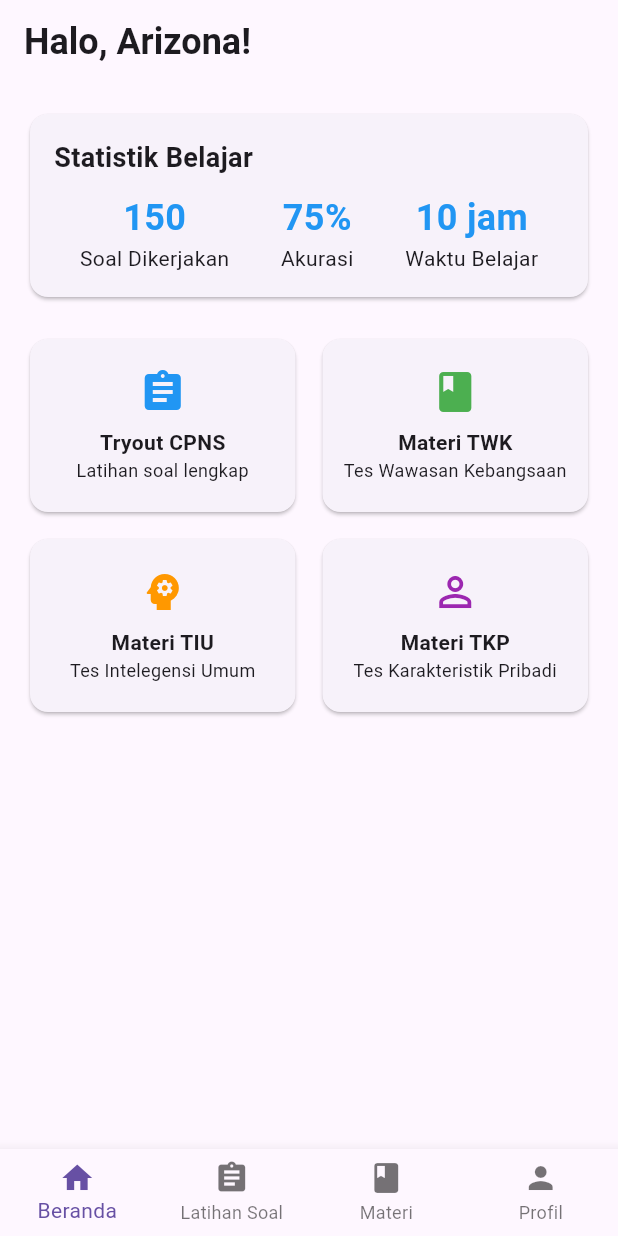
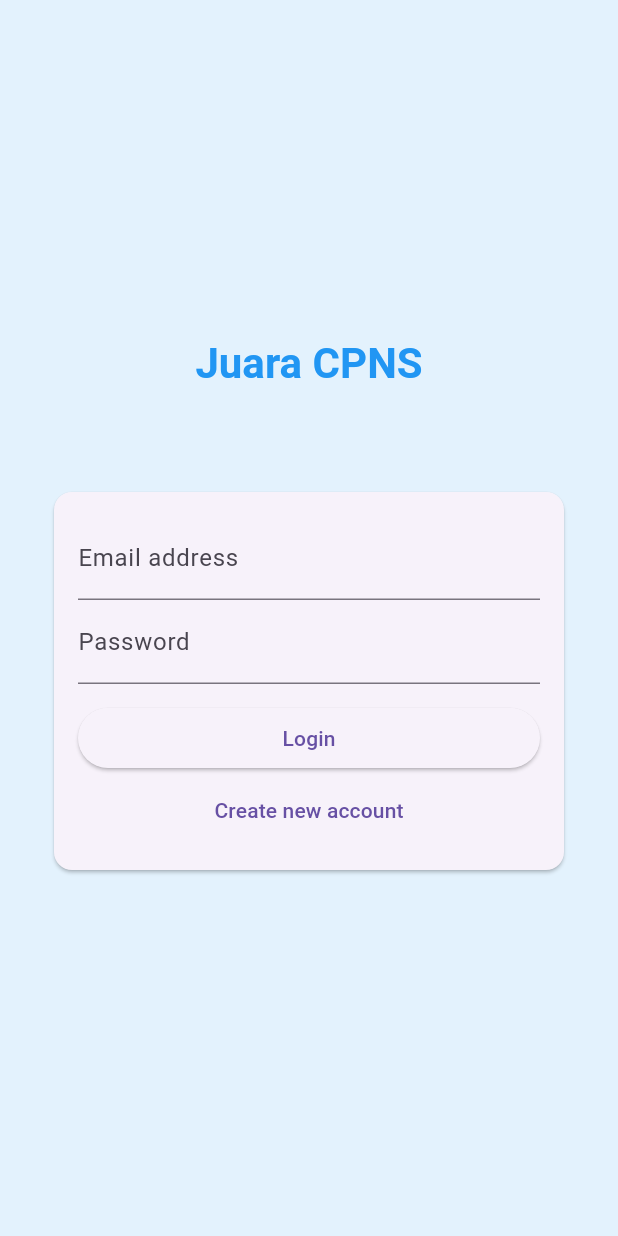
Before and after one commit to arizonaadipradana/juara_cpns, a Flutter app: the screen it shows after launch, on a phone screen of 412 x 824 dp. Run offline on Flutter 3.47's test engine with Material 3 defaults, Android fonts, the phone set to English and light mode, and no system bars; our stand-ins replace cloud_firestore, firebase_auth, firebase_core; accounts and stored records are empty; generated files the repository leaves out were written again.

Commit message:
Add authentication screen and integrate Firebase authentication

```diff
--- a/lib/main.dart
+++ b/lib/main.dart
@@ -1,8 +1,16 @@
 import 'package:flutter/material.dart';
+import 'package:juara_cpns/screens/auth_screen.dart';
 import 'package:juara_cpns/screens/home_screen.dart';
 import 'package:juara_cpns/screens/profile_screen.dart';
+import 'package:firebase_core/firebase_core.dart';
+import 'package:firebase_auth/firebase_auth.dart';
+import 'firebase_options.dart';
 
-void main() {
+void main() async {
+  WidgetsFlutterBinding.ensureInitialized();
+  await Firebase.initializeApp(
+    options: DefaultFirebaseOptions.currentPlatform,
+  );
   runApp(const JuaraCPNSApp());
 }
 
@@ -17,7 +25,15 @@ class JuaraCPNSApp extends StatelessWidget {
         primarySwatch: Colors.blue,
         visualDensity: VisualDensity.adaptivePlatformDensity,
       ),
-      home: const MainScreen(),
+      home: StreamBuilder(
+        stream: FirebaseAuth.instance.authStateChanges(),
+        builder: (ctx, snapshot) {
+          if (snapshot.hasData) {
+            return const MainScreen();
+          }
+          return const AuthScreen();
+        },
+      ),
     );
   }
 }
--- /dev/null
+++ b/lib/screens/auth_screen.dart
@@ -0,0 +1,185 @@
+import 'package:flutter/material.dart';
+import 'package:firebase_auth/firebase_auth.dart';
+import 'package:cloud_firestore/cloud_firestore.dart';
+import 'package:juara_cpns/main.dart';
+
+class AuthScreen extends StatefulWidget {
+  const AuthScreen({super.key});
+
+  @override
+  State<AuthScreen> createState() => _AuthScreenState();
+}
+
+class _AuthScreenState extends State<AuthScreen> {
+  final _auth = FirebaseAuth.instance;
+  final _formKey = GlobalKey<FormState>();
+  var _isLogin = true;
+  var _isLoading = false;
+  String _email = '';
+  String _password = '';
+  String _username = '';
+
+  void _submit() async {
+    final isValid = _formKey.currentState!.validate();
+    if (!isValid) return;
+
+    _formKey.currentState!.save();
+    setState(() => _isLoading = true);
+
+    try {
+      if (_isLogin) {
+        // Login
+        final userCredential = await _auth.signInWithEmailAndPassword(
+          email: _email,
+          password: _password,
+        );
+      } else {
+        // Sign up
+        final userCredential = await _auth.createUserWithEmailAndPassword(
+          email: _email,
+          password: _password,
+        );
+
+        // Create user profile in Firestore
+        await FirebaseFirestore.instance
+            .collection('users')
+            .doc(userCredential.user!.uid)
+            .set({
+          'username': _username,
+          'email': _email,
+          'createdAt': Timestamp.now(),
+        });
+      }
+
+      // Navigate to main screen on success
+      if (mounted) {
+        Navigator.of(context).pushReplacement(
+          MaterialPageRoute(builder: (ctx) => const MainScreen()),
+        );
+      }
+    } on FirebaseAuthException catch (error) {
+      ScaffoldMessenger.of(context).showSnackBar(
+        SnackBar(
+          content: Text(error.message ?? 'Authentication failed'),
+          backgroundColor: Theme.of(context).colorScheme.error,
+        ),
+      );
+    } finally {
+      if (mounted) {
+        setState(() => _isLoading = false);
+      }
+    }
+  }
+
+  @override
+  Widget build(BuildContext context) {
+    return Scaffold(
+      backgroundColor: Colors.blue[50],
+      body: Center(
+        child: SingleChildScrollView(
+          padding: const EdgeInsets.all(16),
+          child: Column(
+            mainAxisAlignment: MainAxisAlignment.center,
+            children: [
+              // Logo or App Name
+              Text(
+                'Juara CPNS',
+                style: Theme.of(context).textTheme.headlineMedium?.copyWith(
+                  color: Colors.blue,
+                  fontWeight: FontWeight.bold,
+                ),
+              ),
+              const SizedBox(height: 48),
+              // Auth Form
+              Card(
+                margin: const EdgeInsets.all(20),
+                child: Padding(
+                  padding: const EdgeInsets.all(16),
+                  child: Form(
+                    key: _formKey,
+                    child: Column(
+                      mainAxisSize: MainAxisSize.min,
+                      children: [
+                        if (!_isLogin)
+                          TextFormField(
+                            key: const ValueKey('username'),
+                            validator: (value) {
+                              if (value == null || value.length < 4) {
+                                return 'Please enter at least 4 characters';
+                              }
+                              return null;
+                            },
+                            decoration: const InputDecoration(
+                              labelText: 'Username',
+                            ),
+                            onSaved: (value) {
+                              _username = value ?? '';
+                            },
+                          ),
+                        TextFormField(
+                          key: const ValueKey('email'),
+                          validator: (value) {
+                            if (value == null ||
+                                value.isEmpty ||
+                                !value.contains('@')) {
+                              return 'Please enter a valid email address';
+                            }
+                            return null;
+                          },
+                          keyboardType: TextInputType.emailAddress,
+                          decoration: const InputDecoration(
+                            labelText: 'Email address',
+                          ),
+                          onSaved: (value) {
+                            _email = value ?? '';
+                          },
+                        ),
+                        TextFormField(
+                          key: const ValueKey('password'),
+                          validator: (value) {
+                            if (value == null || value.length < 6) {
+                              return 'Password must be at least 6 characters long';
+                            }
+                            return null;
+                          },
+                          decoration: const InputDecoration(
+                            labelText: 'Password',
+                          ),
+                          obscureText: true,
+                          onSaved: (value) {
+                            _password = value ?? '';
+                          },
+                        ),
+                        const SizedBox(height: 12),
+                        if (_isLoading)
+                          const CircularProgressIndicator()
+                        else
+                          ElevatedButton(
+                            onPressed: _submit,
+                            style: ElevatedButton.styleFrom(
+                              minimumSize: const Size(double.infinity, 40),
+                            ),
+                            child: Text(_isLogin ? 'Login' : 'Signup'),
+                          ),
+                        TextButton(
+                          onPressed: () {
+                            setState(() {
+                              _isLogin = !_isLogin;
+                            });
+                          },
+                          child: Text(_isLogin
+                              ? 'Create new account'
+                              : 'I already have an account'),
+                        ),
+                      ],
+                    ),
+                  ),
+                ),
+              ),
+            ],
+          ),
+        ),
+      ),
+    );
+  }
+}
--- a/pubspec.yaml
+++ b/pubspec.yaml
@@ -40,6 +40,9 @@ dependencies:
 dev_dependencies:
   flutter_test:
     sdk: flutter
+  firebase_core: ^3.11.0
+  firebase_auth: ^5.4.2
+  cloud_firestore: ^5.6.3
 
   # The "flutter_lints" package below contains a set of recommended lints to
   # encourage good coding practices. The lint set provided by the package is
```
Also changed, not shown: lib/screens/profile_screen.dart (+47 -7 lines), pubspec.lock, 12 other files.
